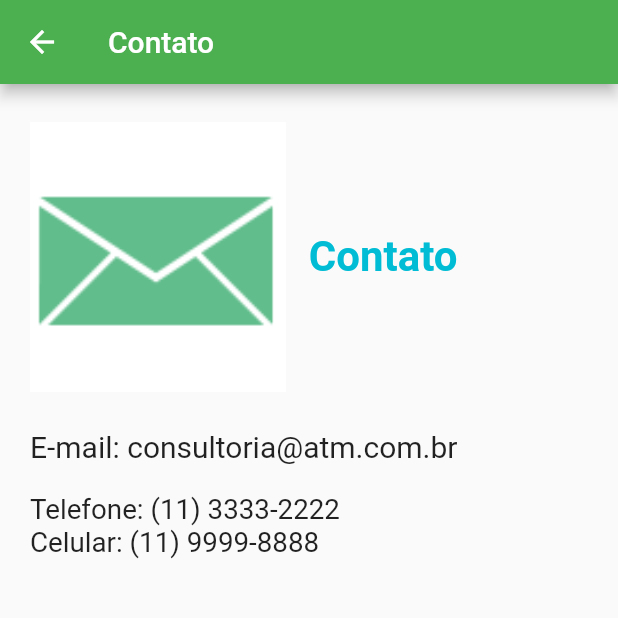
After one commit to TiaguinhoCode/AtmConsultoria, a Flutter app: the TelaContato screen opened directly, on a phone screen of 412 x 824 dp, the top half of it. The commit adds this screen. Run offline on Flutter 3.47's test engine with Material 2 defaults, Android fonts, the light colour scheme and no system bars.

Commit message:
App Finalizado

```diff
--- /dev/null
+++ b/lib/TelaContato.dart
@@ -0,0 +1,56 @@
+import 'package:flutter/material.dart';
+
+class TelaContato extends StatefulWidget {
+  const TelaContato({Key? key}) : super(key: key);
+
+  @override
+  State<TelaContato> createState() => _TelaContatoState();
+}
+
+class _TelaContatoState extends State<TelaContato> {
+  @override
+  Widget build(BuildContext context) {
+    return Scaffold(
+      appBar: AppBar(title: Text("Contato"), backgroundColor: Colors.green),
+      body: Container(
+        margin: EdgeInsets.only(top: 25, left: 20),
+        child: Column(
+          crossAxisAlignment: CrossAxisAlignment.start,
+          children: [
+            Row(
+              children: [
+                Image.asset(
+                  "images/detalhe_contato.png",
+                  fit: BoxFit.contain,
+                  height: 180,
+                ),
+                Padding(padding: EdgeInsets.only(left: 15)),
+                Text(
+                  "Contato",
+                  style: TextStyle(
+                      fontSize: 28,
+                      color: Colors.cyan,
+                      fontWeight: FontWeight.bold),
+                )
+              ],
+            ),
+            Padding(padding: EdgeInsets.only(top: 25)),
+            Text(
+              "E-mail: consultoria@atm.com.br",
+              style: TextStyle(fontSize: 20),
+            ),
+            Padding(padding: EdgeInsets.only(top: 20)),
+            Text(
+              "Telefone: (11) 3333-2222",
+              style: TextStyle(fontSize: 18.5),
+            ),
+            Text(
+              "Celular: (11) 9999-8888",
+              style: TextStyle(fontSize: 18.5),
+            )
+          ],
+        ),
+      ),
+    );
+  }
+}
--- a/lib/TelaPrincipal.dart
+++ b/lib/TelaPrincipal.dart
@@ -2,6 +2,7 @@ import 'package:flutter/material.dart';
 import 'package:atmconsultoria/TelaEmpresa.dart';
 import 'package:atmconsultoria/TelaServico.dart';
 import 'package:atmconsultoria/TelaCliente.dart';
+import 'package:atmconsultoria/TelaContato.dart';
 
 class TelaPrincipal extends StatefulWidget {
   const TelaPrincipal({Key? key}) : super(key: key);
@@ -78,9 +79,15 @@ class _TelaPrincipalState extends State<TelaPrincipal> {
                     height: 150,
                   ),
                 ),
-                Image.asset(
-                  "images/menu_contato.png",
-                  height: 150,
+                GestureDetector(
+                  onTap: () {
+                    Navigator.push(context,
+                        MaterialPageRoute(builder: (context) => TelaContato()));
+                  },
+                  child: Image.asset(
+                    "images/menu_contato.png",
+                    height: 150,
+                  ),
                 )
               ],
             ),
```
